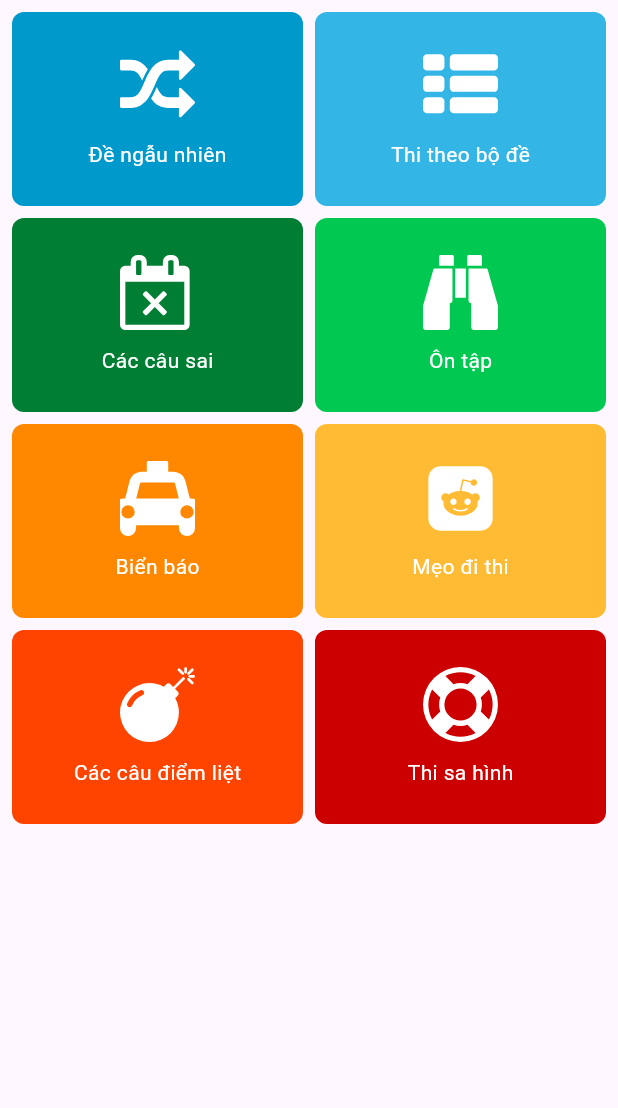
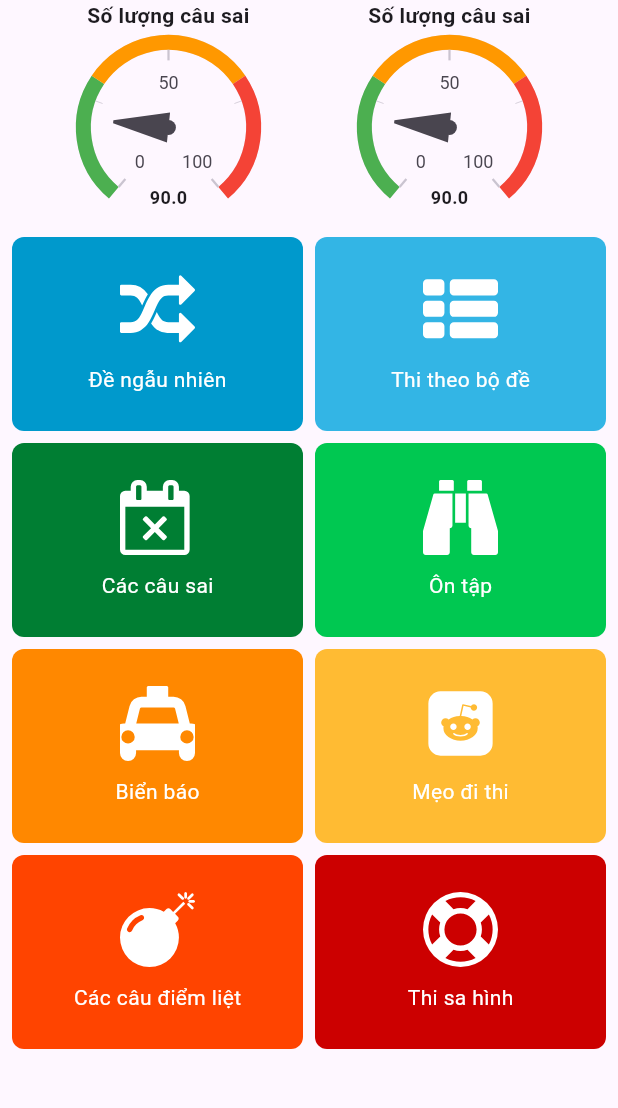
Before and after one commit to minsusolutions/sathachlythuyet, a Flutter app: the screen it shows after launch, on a phone screen of 412 x 824 dp, the part 84-1192 px from its top. Run offline on Flutter 3.47's test engine with Material 3 defaults, Android fonts, the phone set to English and light mode, and no system bars; drawn by our look-alikes of syncfusion_flutter_gauges; our stand-ins replace bloc, equatable, flutter_bloc, flutter_svg, freezed_annotation, get_it and 3 more; accounts and stored records are empty.

Commit message:
update homescreen, add status view

```diff
--- a/lib/screens/home/presentation/view/home_page.dart
+++ b/lib/screens/home/presentation/view/home_page.dart
@@ -7,7 +7,7 @@ class HomePage extends StatelessWidget {
   Widget build(BuildContext context) {
     return Column(
       children: [
-        // Container(height: 150, child: HomeStatusView()),
+        Container(height: 150, child: HomeStatusView()),
         Expanded(child: HomeItemListView()),
         // Container(
         //   height: 100,
--- a/lib/screens/home/presentation/view/home_screen.dart
+++ b/lib/screens/home/presentation/view/home_screen.dart
@@ -1,5 +1,5 @@
 import 'package:flutter/material.dart';
-import 'package:get_it/get_it.dart';
+import 'package:logging/logging.dart';
 import 'package:sathachlaixe/commons/base_app_bar.dart';
 import 'package:sathachlaixe/routing/router.dart';
 import 'package:flutter_svg/svg.dart';
@@ -7,6 +7,7 @@ import 'package:sathachlaixe/screens/home/domain/model/home_item.dart';
 
 import 'package:flutter_bloc/flutter_bloc.dart';
 import 'package:sathachlaixe/screens/home/presentation/bloc/home_bloc.dart';
+import 'package:sathachlaixe/screens/home/presentation/widget/first_status.dart';
 
 part 'home_page.dart';
 part '../widget/home_item_tile.dart';
--- a/lib/screens/home/presentation/view/home_status_view.dart
+++ b/lib/screens/home/presentation/view/home_status_view.dart
@@ -3,6 +3,14 @@ part of 'home_screen.dart';
 class HomeStatusView extends StatelessWidget {
   @override
   Widget build(BuildContext context) {
-    return Container(decoration: BoxDecoration(color: Colors.yellow));
+    return Container(
+      child: Row(
+        mainAxisAlignment: MainAxisAlignment.spaceEvenly,
+        children: [
+          Container(width: 150, height: 150, child: getRadialGauge()),
+          Container(width: 150, height: 150, child: getRadialGauge()),
+        ],
+      ),
+    );
   }
 }
--- /dev/null
+++ b/lib/screens/home/presentation/widget/first_status.dart
@@ -0,0 +1,72 @@
+import 'package:flutter/material.dart';
+import 'package:syncfusion_flutter_gauges/gauges.dart';
+
+Widget getRadialGauge() {
+  return SfRadialGauge(
+    title: GaugeTitle(
+      text: 'Số lượng câu sai',
+      textStyle: const TextStyle(fontSize: 14.0, fontWeight: FontWeight.bold),
+    ),
+    axes: <RadialAxis>[
+      RadialAxis(
+        minimum: 0,
+        maximum: 100,
+        ranges: <GaugeRange>[
+          GaugeRange(
+            startValue: 0,
+            endValue: 30,
+            color: Colors.green,
+            startWidth: 10,
+            endWidth: 10,
+          ),
+          GaugeRange(
+            startValue: 30,
+            endValue: 70,
+            color: Colors.orange,
+            startWidth: 10,
+            endWidth: 10,
+          ),
+          GaugeRange(
+            startValue: 70,
+            endValue: 100,
+            color: Colors.red,
+            startWidth: 10,
+            endWidth: 10,
+          ),
+        ],
+        pointers: <GaugePointer>[NeedlePointer(value: 20)],
+        annotations: <GaugeAnnotation>[
+          GaugeAnnotation(
+            widget: Container(
+              child: const Text(
+                '90.0',
+                style: TextStyle(fontSize: 12, fontWeight: FontWeight.bold),
+              ),
+            ),
+            angle: 90,
+            positionFactor: 0.75,
+          ),
+        ],
+      ),
+    ],
+  );
+}
+
+Widget getLinearGauge() {
+  return Container(
+    child: SfLinearGauge(
+      minimum: 0.0,
+      maximum: 100.0,
+      orientation: LinearGaugeOrientation.horizontal,
+      majorTickStyle: LinearTickStyle(length: 20),
+      axisLabelStyle: TextStyle(fontSize: 12.0, color: Colors.black),
+      axisTrackStyle: LinearAxisTrackStyle(
+        color: Colors.cyan,
+        edgeStyle: LinearEdgeStyle.bothFlat,
+        thickness: 15.0,
+        borderColor: Colors.grey,
+      ),
+    ),
+    margin: EdgeInsets.all(10),
+  );
+}
--- a/pubspec.yaml
+++ b/pubspec.yaml
@@ -34,6 +34,9 @@ dependencies:
   json_annotation: ^4.9.0
   hive_flutter: ^1.1.0
 
+  #gauges chart
+  syncfusion_flutter_gauges: ^29.2.4
+  intl: ^0.20.2
 
 
 dev_dependencies:
```
Also changed, not shown: lib/routing/router.dart (+0 -41 lines), pubspec.lock.
